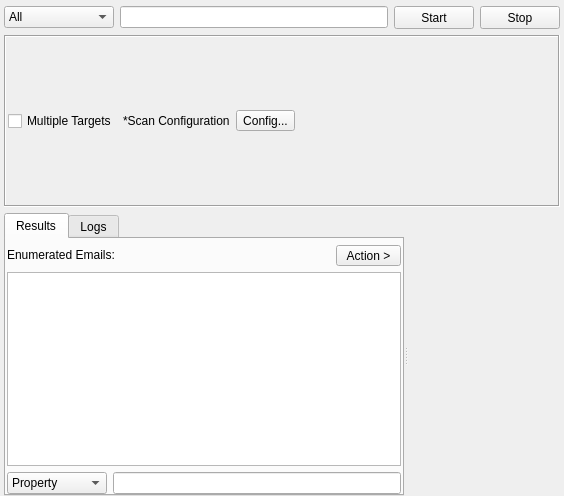
This is sub3suite/src/enums/email/EmailEnum.ui in 3nock/OTE as Qt 5 draws it before an edit. The edited form follows.
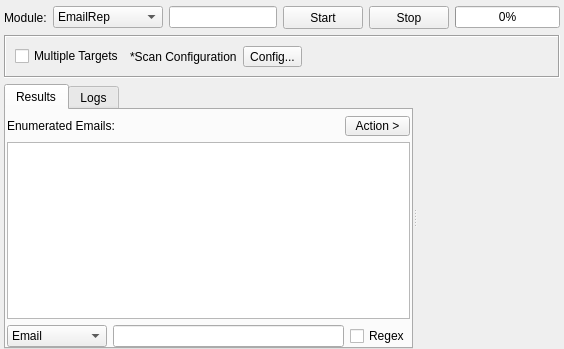
This is the edited form. Custom widgets are drawn as their Qt base class.

Commit message: implemented Email

```diff
--- a/sub3suite/src/enums/email/EmailEnum.ui
+++ b/sub3suite/src/enums/email/EmailEnum.ui
@@ -7,7 +7,7 @@
     <x>0</x>
     <y>0</y>
     <width>564</width>
-    <height>496</height>
+    <height>349</height>
    </rect>
   </property>
   <property name="windowTitle">
@@ -28,6 +28,13 @@
    </property>
    <item>
     <layout class="QHBoxLayout" name="horizontalLayout">
+     <item>
+      <widget class="QLabel" name="labelModule">
+       <property name="text">
+        <string>Module:</string>
+       </property>
+      </widget>
+     </item>
      <item>
       <widget class="QComboBox" name="comboBoxEngine">
        <property name="minimumSize">
@@ -38,17 +45,7 @@
        </property>
        <item>
         <property name="text">
-         <string>All</string>
-        </property>
-       </item>
-       <item>
-        <property name="text">
-         <string>IpInfo</string>
-        </property>
-       </item>
-       <item>
-        <property name="text">
-         <string>IpApi</string>
+         <string>EmailRep</string>
         </property>
        </item>
       </widget>
@@ -94,6 +91,13 @@
        </property>
       </widget>
      </item>
+     <item>
+      <widget class="QProgressBar" name="progressBar">
+       <property name="value">
+        <number>0</number>
+       </property>
+      </widget>
+     </item>
     </layout>
    </item>
    <item>
@@ -106,10 +110,10 @@
      </property>
      <layout class="QHBoxLayout" name="horizontalLayout_2">
       <property name="leftMargin">
-       <number>2</number>
+       <number>9</number>
       </property>
       <property name="rightMargin">
-       <number>2</number>
+       <number>9</number>
       </property>
       <item>
        <widget class="QCheckBox" name="checkBoxMultipleTargets">
@@ -254,7 +258,7 @@
             </property>
             <item>
              <property name="text">
-              <string>Property</string>
+              <string>Email</string>
              </property>
             </item>
             <item>
@@ -267,6 +271,13 @@
           <item>
            <widget class="QLineEdit" name="lineEditFilter"/>
           </item>
+          <item>
+           <widget class="QCheckBox" name="checkBoxRegex">
+            <property name="text">
+             <string>Regex</string>
+            </property>
+           </widget>
+          </item>
          </layout>
         </item>
        </layout>
```
Left out of the diff: 4 changed lines with no effect on the pictures. The commit also changes 17 other files.
